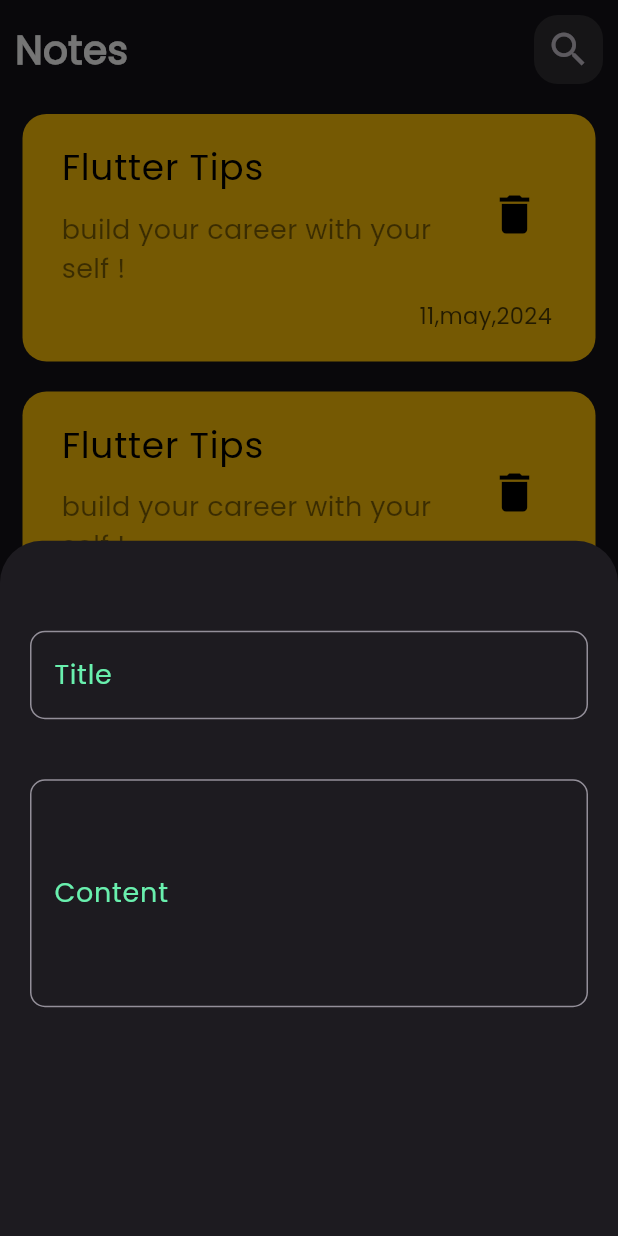
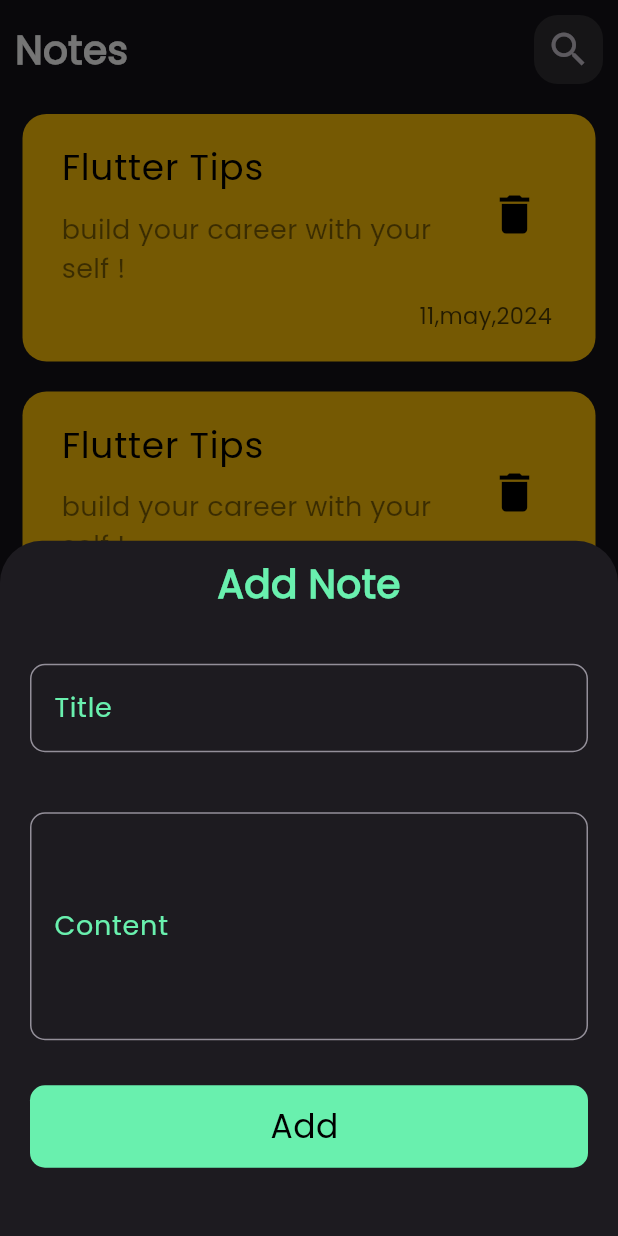
Before and after one commit to Diaamahfouz/Notes-App, a Flutter app: the screen it shows after launch, after a tap on the "add" icon, on a phone screen of 412 x 824 dp. Run offline on Flutter 3.47's test engine with Material 3 defaults, Android fonts, the phone set to English and light mode, and no system bars.

Commit message:
finish notes bottom sheet

```diff
--- a/lib/widgets/add_note_bottom_sheet.dart
+++ b/lib/widgets/add_note_bottom_sheet.dart
@@ -1,4 +1,6 @@
 import 'package:flutter/material.dart';
+import 'package:notes_app/constants/constants.dart';
+import 'package:notes_app/widgets/custom_button.dart';
 import 'package:notes_app/widgets/custom_text_field.dart';
 
 class AddNoteBottomSheet extends StatelessWidget {
@@ -6,10 +8,24 @@ class AddNoteBottomSheet extends StatelessWidget {
 
   @override
   Widget build(BuildContext context) {
-    return Column(
+    return ListView(
       children: [
         const SizedBox(
-          height: 40,
+          height: 10,
+        ),
+        const Align(
+          alignment: Alignment.center,
+          child: Text(
+            'Add Note',
+            style: TextStyle(
+              color: KprimaryColor,
+              fontSize: 26,
+              fontWeight: FontWeight.w600,
+            ),
+          ),
+        ),
+        const SizedBox(
+          height: 15,
         ),
         CustomTextField(
           text: 'Title',
@@ -18,6 +34,7 @@ class AddNoteBottomSheet extends StatelessWidget {
           text: 'Content',
           maxLines: 5,
         ),
+        CustomButton(),
       ],
     );
   }
--- /dev/null
+++ b/lib/widgets/custom_button.dart
@@ -0,0 +1,37 @@
+import 'package:flutter/material.dart';
+import 'package:notes_app/constants/constants.dart';
+
+class CustomButton extends StatelessWidget {
+  const CustomButton({super.key});
+
+  @override
+  Widget build(BuildContext context) {
+    return Padding(
+      padding: const EdgeInsets.symmetric(
+        vertical: 10.0,
+        horizontal: 20,
+      ),
+      child: GestureDetector(
+        onTap: () {},
+        child: Container(
+          height: 55,
+          width: MediaQuery.of(context).size.width,
+          decoration: BoxDecoration(
+            color: KprimaryColor,
+            borderRadius: BorderRadius.circular(10),
+          ),
+          child: const Center(
+            child: Text(
+              'Add ',
+              style: TextStyle(
+                color: Colors.black,
+                fontSize: 22,
+                fontWeight: FontWeight.w500,
+              ),
+            ),
+          ),
+        ),
+      ),
+    );
+  }
+}
```
